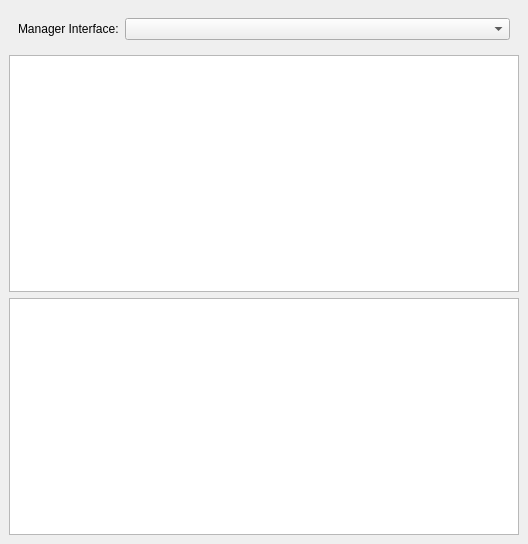
Old version of the form qiperftray/src/qiperftray.ui in the repository coolshou/qiperf.
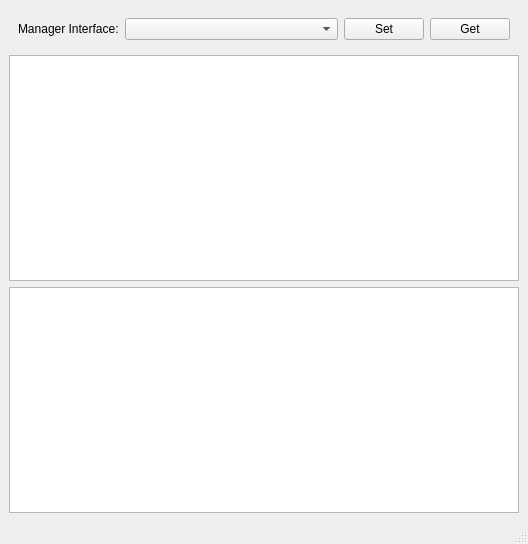
New version of the form. Icons and pictures are not drawn.

Commit message: update get/set manger ifname

```diff
--- a/qiperftray/src/qiperftray.ui
+++ b/qiperftray/src/qiperftray.ui
@@ -21,7 +21,7 @@
    <layout class="QVBoxLayout" name="verticalLayout">
     <item>
      <widget class="QWidget" name="widget" native="true">
-      <layout class="QHBoxLayout" name="horizontalLayout" stretch="0,1">
+      <layout class="QHBoxLayout" name="horizontalLayout" stretch="0,1,0,0">
        <item>
         <widget class="QLabel" name="label">
          <property name="text">
@@ -32,6 +32,20 @@
        <item>
         <widget class="QComboBox" name="cb_mgr_ifnames"/>
        </item>
+       <item>
+        <widget class="QPushButton" name="pb_setMgrIfname">
+         <property name="text">
+          <string>Set</string>
+         </property>
+        </widget>
+       </item>
+       <item>
+        <widget class="QPushButton" name="pb_getMgrIfname">
+         <property name="text">
+          <string>Get</string>
+         </property>
+        </widget>
+       </item>
       </layout>
      </widget>
     </item>
@@ -53,6 +67,7 @@
     </item>
    </layout>
   </widget>
+  <widget class="QStatusBar" name="statusBar"/>
  </widget>
  <resources>
   <include location="../../qiperf.qrc"/>
```
The commit also changes 19 other files.
